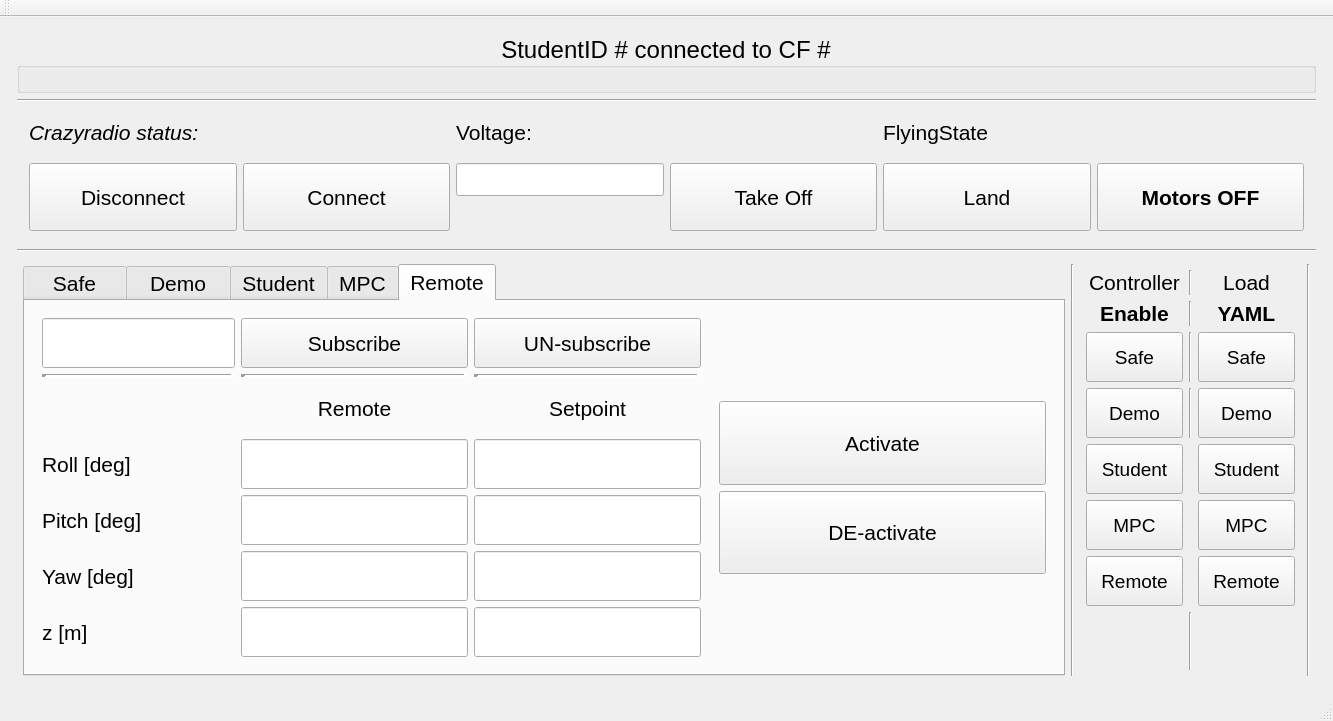
The window that pps_ws/src/d_fall_pps/GUI_Qt/studentGUI/src/MainWindow.ui (alexdidier/rampc-quadrotor) describes before a commit, drawn with Qt 5.
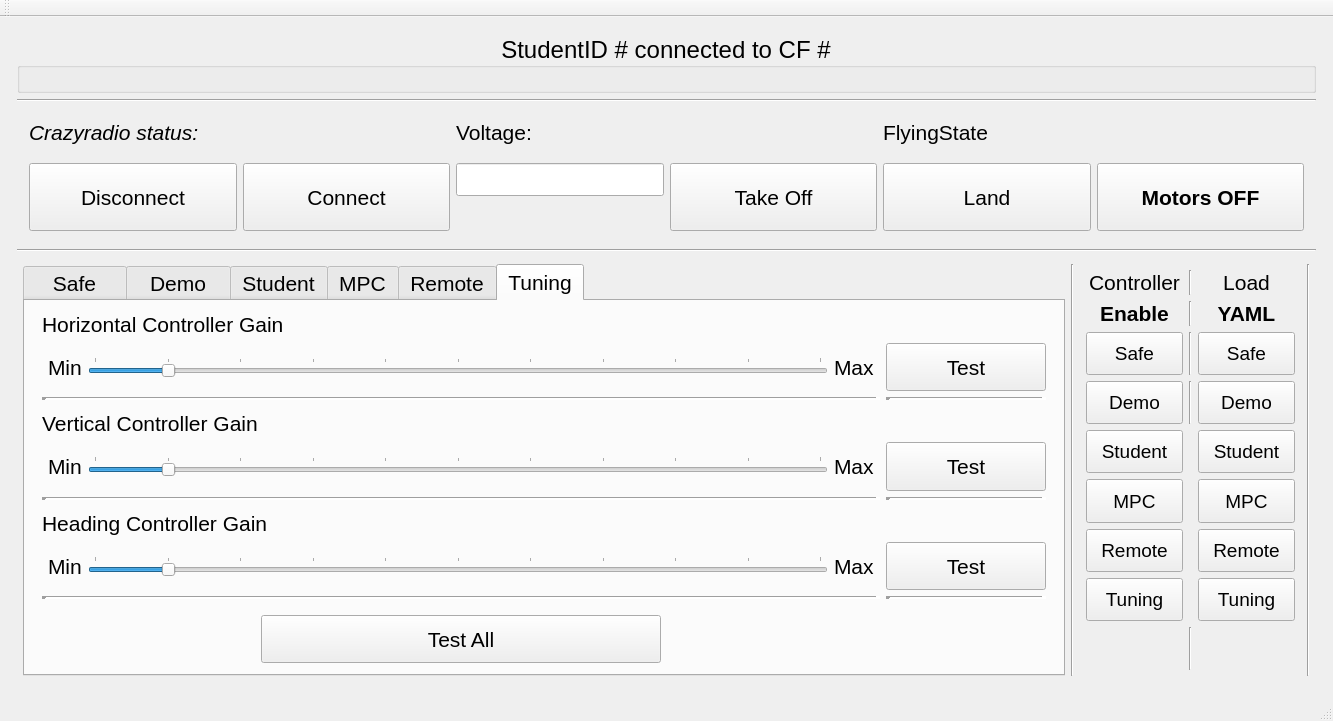
The same window after the commit.

Commit message: Added Tuning Controller to the GUI and created the code, needs to be finished and tested

Diff of the .ui file:
```diff
--- a/pps_ws/src/d_fall_pps/GUI_Qt/studentGUI/src/MainWindow.ui
+++ b/pps_ws/src/d_fall_pps/GUI_Qt/studentGUI/src/MainWindow.ui
@@ -369,7 +369,7 @@
            </font>
           </property>
           <property name="currentIndex">
-           <number>4</number>
+           <number>5</number>
           </property>
           <property name="usesScrollButtons">
            <bool>true</bool>
@@ -2811,6 +2811,397 @@
             </item>
            </layout>
           </widget>
+          <widget class="QWidget" name="tab">
+           <attribute name="title">
+            <string>Tuning</string>
+           </attribute>
+           <layout class="QGridLayout" name="gridLayout_16">
+            <item row="0" column="0">
+             <layout class="QGridLayout" name="gridLayout_15">
+              <property name="leftMargin">
+               <number>6</number>
+              </property>
+              <property name="topMargin">
+               <number>0</number>
+              </property>
+              <property name="rightMargin">
+               <number>6</number>
+              </property>
+              <property name="bottomMargin">
+               <number>0</number>
+              </property>
+              <item row="4" column="0">
+               <widget class="QLabel" name="label_45">
+                <property name="text">
+                 <string>Vertical Controller Gain</string>
+                </property>
+               </widget>
+              </item>
+              <item row="2" column="0">
+               <widget class="Line" name="line_13">
+                <property name="lineWidth">
+                 <number>5</number>
+                </property>
+                <property name="orientation">
+                 <enum>Qt::Horizontal</enum>
+                </property>
+               </widget>
+              </item>
+              <item row="2" column="1">
+               <widget class="Line" name="line_15">
+                <property name="lineWidth">
+                 <number>5</number>
+                </property>
+                <property name="orientation">
+                 <enum>Qt::Horizontal</enum>
+                </property>
+               </widget>
+              </item>
+              <item row="11" column="0">
+               <spacer name="verticalSpacer_4">
+                <property name="orientation">
+                 <enum>Qt::Vertical</enum>
+                </property>
+                <property name="sizeType">
+                 <enum>QSizePolicy::Minimum</enum>
+                </property>
+                <property name="sizeHint" stdset="0">
+                 <size>
+                  <width>20</width>
+                  <height>10</height>
+                 </size>
+                </property>
+               </spacer>
+              </item>
+              <item row="1" column="1">
+               <widget class="QPushButton" name="tuning_test_horizontal_button">
+                <property name="sizePolicy">
+                 <sizepolicy hsizetype="MinimumExpanding" vsizetype="MinimumExpanding">
+                  <horstretch>0</horstretch>
+                  <verstretch>0</verstretch>
+                 </sizepolicy>
+                </property>
+                <property name="maximumSize">
+                 <size>
+                  <width>160</width>
+                  <height>50</height>
+                 </size>
+                </property>
+                <property name="text">
+                 <string>Test</string>
+                </property>
+               </widget>
+              </item>
+              <item row="6" column="1">
+               <widget class="Line" name="line_16">
+                <property name="lineWidth">
+                 <number>5</number>
+                </property>
+                <property name="orientation">
+                 <enum>Qt::Horizontal</enum>
+                </property>
+               </widget>
+              </item>
+              <item row="8" column="0">
+               <widget class="QLabel" name="label_46">
+                <property name="text">
+                 <string>Heading Controller Gain</string>
+                </property>
+               </widget>
+              </item>
+              <item row="12" column="0">
+               <layout class="QHBoxLayout" name="horizontalLayout_10">
+                <property name="leftMargin">
+                 <number>6</number>
+                </property>
+                <property name="topMargin">
+                 <number>0</number>
+                </property>
+                <property name="rightMargin">
+                 <number>6</number>
+                </property>
+                <property name="bottomMargin">
+                 <number>0</number>
+                </property>
+                <item>
+                 <widget class="QPushButton" name="tuning_test_all_button">
+                  <property name="sizePolicy">
+                   <sizepolicy hsizetype="MinimumExpanding" vsizetype="MinimumExpanding">
+                    <horstretch>0</horstretch>
+                    <verstretch>0</verstretch>
+                   </sizepolicy>
+                  </property>
+                  <property name="minimumSize">
+                   <size>
+                    <width>0</width>
+                    <height>0</height>
+                   </size>
+                  </property>
+                  <property name="maximumSize">
+                   <size>
+                    <width>400</width>
+                    <height>50</height>
+                   </size>
+                  </property>
+                  <property name="text">
+                   <string>Test All</string>
+                  </property>
+                 </widget>
+                </item>
+               </layout>
+              </item>
+              <item row="6" column="0">
+               <widget class="Line" name="line_14">
+                <property name="lineWidth">
+                 <number>5</number>
+                </property>
+                <property name="orientation">
+                 <enum>Qt::Horizontal</enum>
+                </property>
+               </widget>
+              </item>
+              <item row="3" column="0">
+               <spacer name="verticalSpacer_5">
+                <property name="orientation">
+                 <enum>Qt::Vertical</enum>
+                </property>
+                <property name="sizeType">
+                 <enum>QSizePolicy::Minimum</enum>
+                </property>
+                <property name="sizeHint" stdset="0">
+                 <size>
+                  <width>20</width>
+                  <height>5</height>
+                 </size>
+                </property>
+               </spacer>
+              </item>
+              <item row="9" column="1">
+               <widget class="QPushButton" name="tuning_test_heading_button">
+                <property name="sizePolicy">
+                 <sizepolicy hsizetype="MinimumExpanding" vsizetype="MinimumExpanding">
+                  <horstretch>0</horstretch>
+                  <verstretch>0</verstretch>
+                 </sizepolicy>
+                </property>
+                <property name="maximumSize">
+                 <size>
+                  <width>160</width>
+                  <height>50</height>
+                 </size>
+                </property>
+                <property name="text">
+                 <string>Test</string>
+                </property>
+               </widget>
+              </item>
+              <item row="0" column="0">
+               <widget class="QLabel" name="label_37">
+                <property name="text">
+                 <string>Horizontal Controller Gain</string>
+                </property>
+                <property name="alignment">
+                 <set>Qt::AlignLeading|Qt::AlignLeft|Qt::AlignVCenter</set>
+                </property>
+               </widget>
+              </item>
+              <item row="5" column="0">
+               <layout class="QHBoxLayout" name="horizontalLayout_4">
+                <property name="leftMargin">
+                 <number>6</number>
+                </property>
+                <property name="rightMargin">
+                 <number>6</number>
+                </property>
+                <item>
+                 <widget class="QLabel" name="label_39">
+                  <property name="text">
+                   <string>Min</string>
+                  </property>
+                 </widget>
+                </item>
+                <item>
+                 <widget class="QSlider" name="tuning_slider_vertical">
+                  <property name="maximum">
+                   <number>1000</number>
+                  </property>
+                  <property name="value">
+                   <number>100</number>
+                  </property>
+                  <property name="tracking">
+                   <bool>false</bool>
+                  </property>
+                  <property name="orientation">
+                   <enum>Qt::Horizontal</enum>
+                  </property>
+                  <property name="tickPosition">
+                   <enum>QSlider::TicksAbove</enum>
+                  </property>
+                  <property name="tickInterval">
+                   <number>100</number>
+                  </property>
+                 </widget>
+                </item>
+                <item>
+                 <widget class="QLabel" name="label_40">
+                  <property name="text">
+                   <string>Max</string>
+                  </property>
+                 </widget>
+                </item>
+               </layout>
+              </item>
+              <item row="5" column="1">
+               <widget class="QPushButton" name="tuning_test_vertical_button">
+                <property name="sizePolicy">
+                 <sizepolicy hsizetype="MinimumExpanding" vsizetype="MinimumExpanding">
+                  <horstretch>0</horstretch>
+                  <verstretch>0</verstretch>
+                 </sizepolicy>
+                </property>
+                <property name="maximumSize">
+                 <size>
+                  <width>160</width>
+                  <height>50</height>
+                 </size>
+                </property>
+                <property name="text">
+                 <string>Test</string>
+                </property>
+               </widget>
+              </item>
+              <item row="7" column="0">
+               <spacer name="verticalSpacer_6">
+                <property name="orientation">
+                 <enum>Qt::Vertical</enum>
+                </property>
+                <property name="sizeType">
+                 <enum>QSizePolicy::Minimum</enum>
+                </property>
+                <property name="sizeHint" stdset="0">
+                 <size>
+                  <width>20</width>
+                  <height>5</height>
+                 </size>
+                </property>
+               </spacer>
+              </item>
+              <item row="9" column="0">
+               <layout class="QHBoxLayout" name="horizontalLayout_6">
+                <property name="leftMargin">
+                 <number>6</number>
+                </property>
+                <property name="rightMargin">
+                 <number>6</number>
+                </property>
+                <item>
+                 <widget class="QLabel" name="label_41">
+                  <property name="text">
+                   <string>Min</string>
+                  </property>
+                 </widget>
+                </item>
+                <item>
+                 <widget class="QSlider" name="tuning_slider_heading">
+                  <property name="maximum">
+                   <number>1000</number>
+                  </property>
+                  <property name="value">
+                   <number>100</number>
+                  </property>
+                  <property name="tracking">
+                   <bool>false</bool>
+                  </property>
+                  <property name="orientation">
+                   <enum>Qt::Horizontal</enum>
+                  </property>
+                  <property name="tickPosition">
+                   <enum>QSlider::TicksAbove</enum>
+                  </property>
+                  <property name="tickInterval">
+                   <number>100</number>
+                  </property>
+                 </widget>
+                </item>
+                <item>
+                 <widget class="QLabel" name="label_42">
+                  <property name="text">
+                   <string>Max</string>
+                  </property>
+                 </widget>
+                </item>
+               </layout>
+              </item>
+              <item row="1" column="0">
+               <layout class="QHBoxLayout" name="horizontalLayout_7">
+                <property name="leftMargin">
+                 <number>6</number>
+                </property>
+                <property name="rightMargin">
+                 <number>6</number>
+                </property>
+                <item>
+                 <widget class="QLabel" name="label_43">
+                  <property name="text">
+                   <string>Min</string>
+                  </property>
+                 </widget>
+                </item>
+                <item>
+                 <widget class="QSlider" name="tuning_slider_horizontal">
+                  <property name="maximum">
+                   <number>1000</number>
+                  </property>
+                  <property name="value">
+                   <number>100</number>
+                  </property>
+                  <property name="tracking">
+                   <bool>false</bool>
+                  </property>
+                  <property name="orientation">
+                   <enum>Qt::Horizontal</enum>
+                  </property>
+                  <property name="tickPosition">
+                   <enum>QSlider::TicksAbove</enum>
+                  </property>
+                  <property name="tickInterval">
+                   <number>100</number>
+                  </property>
+                 </widget>
+                </item>
+                <item>
+                 <widget class="QLabel" name="label_44">
+                  <property name="text">
+                   <string>Max</string>
+                  </property>
+                 </widget>
+                </item>
+               </layout>
+              </item>
+              <item row="10" column="0">
+               <widget class="Line" name="line_17">
+                <property name="lineWidth">
+                 <number>5</number>
+                </property>
+                <property name="orientation">
+                 <enum>Qt::Horizontal</enum>
+                </property>
+               </widget>
+              </item>
+              <item row="10" column="1">
+               <widget class="Line" name="line_18">
+                <property name="lineWidth">
+                 <number>5</number>
+                </property>
+                <property name="orientation">
+                 <enum>Qt::Horizontal</enum>
+                </property>
+               </widget>
+              </item>
+             </layout>
+            </item>
+           </layout>
+          </widget>
          </widget>
         </item>
         <item>
@@ -2834,6 +3225,30 @@
           <property name="bottomMargin">
            <number>6</number>
           </property>
+          <item row="6" column="2">
+           <widget class="QPushButton" name="load_mpc_yaml_button">
+            <property name="sizePolicy">
+             <sizepolicy hsizetype="MinimumExpanding" vsizetype="MinimumExpanding">
+              <horstretch>0</horstretch>
+              <verstretch>0</verstretch>
+             </sizepolicy>
+            </property>
+            <property name="maximumSize">
+             <size>
+              <width>16777215</width>
+              <height>50</height>
+             </size>
+            </property>
+            <property name="font">
+             <font>
+              <pointsize>14</pointsize>
+             </font>
+            </property>
+            <property name="text">
+             <string>MPC</string>
+            </property>
+           </widget>
+          </item>
           <item row="7" column="2">
            <widget class="QPushButton" name="load_remote_yaml_button">
             <property name="sizePolicy">
@@ -3001,7 +3416,7 @@
             </property>
            </widget>
           </item>
-          <item row="8" column="0">
+          <item row="9" column="0">
            <spacer name="verticalSpacer">
             <property name="orientation">
              <enum>Qt::Vertical</enum>
@@ -3109,6 +3524,13 @@
             </property>
            </widget>
           </item>
+          <item row="4" column="1">
+           <widget class="Line" name="line_4">
+            <property name="orientation">
+             <enum>Qt::Vertical</enum>
+            </property>
+           </widget>
+          </item>
           <item row="3" column="1">
            <widget class="Line" name="line_3">
             <property name="orientation">
@@ -3123,20 +3545,6 @@
             </property>
            </widget>
           </item>
-          <item row="4" column="1">
-           <widget class="Line" name="line_4">
-            <property name="orientation">
-             <enum>Qt::Vertical</enum>
-            </property>
-           </widget>
-          </item>
-          <item row="8" column="1">
-           <widget class="Line" name="line_5">
-            <property name="orientation">
-             <enum>Qt::Vertical</enum>
-            </property>
-           </widget>
-          </item>
           <item row="0" column="1">
            <widget class="Line" name="line_7">
             <property name="orientation">
@@ -3144,6 +3552,13 @@
             </property>
            </widget>
           </item>
+          <item row="9" column="1">
+           <widget class="Line" name="line_5">
+            <property name="orientation">
+             <enum>Qt::Vertical</enum>
+            </property>
+           </widget>
+          </item>
           <item row="6" column="0">
            <widget class="QPushButton" name="enable_mpc_controller">
             <property name="sizePolicy">
@@ -3168,30 +3583,6 @@
             </property>
            </widget>
           </item>
-          <item row="6" column="2">
-           <widget class="QPushButton" name="load_mpc_yaml_button">
-            <property name="sizePolicy">
-             <sizepolicy hsizetype="MinimumExpanding" vsizetype="MinimumExpanding">
-              <horstretch>0</horstretch>
-              <verstretch>0</verstretch>
-             </sizepolicy>
-            </property>
-            <property name="maximumSize">
-             <size>
-              <width>16777215</width>
-              <height>50</height>
-             </size>
-            </property>
-            <property name="font">
-             <font>
-              <pointsize>14</pointsize>
-             </font>
-            </property>
-            <property name="text">
-             <string>MPC</string>
-            </property>
-           </widget>
-          </item>
           <item row="7" column="0">
            <widget class="QPushButton" name="enable_remote_controller">
             <property name="sizePolicy">
@@ -3222,6 +3613,54 @@
             </property>
            </widget>
           </item>
+          <item row="8" column="0">
+           <widget class="QPushButton" name="enable_tuning_controller">
+            <property name="sizePolicy">
+             <sizepolicy hsizetype="MinimumExpanding" vsizetype="MinimumExpanding">
+              <horstretch>0</horstretch>
+              <verstretch>0</verstretch>
+             </sizepolicy>
+            </property>
+            <property name="maximumSize">
+             <size>
+              <width>16777215</width>
+              <height>50</height>
+             </size>
+            </property>
+            <property name="font">
+             <font>
+              <pointsize>14</pointsize>
+             </font>
+            </property>
+            <property name="text">
+             <string>Tuning</string>
+            </property>
+           </widget>
+          </item>
+          <item row="8" column="2">
+           <widget class="QPushButton" name="load_tuning_yaml_button">
+            <property name="sizePolicy">
+             <sizepolicy hsizetype="MinimumExpanding" vsizetype="MinimumExpanding">
+              <horstretch>0</horstretch>
+              <verstretch>0</verstretch>
+             </sizepolicy>
+            </property>
+            <property name="maximumSize">
+             <size>
+              <width>16777215</width>
+              <height>50</height>
+             </size>
+            </property>
+            <property name="font">
+             <font>
+              <pointsize>14</pointsize>
+             </font>
+            </property>
+            <property name="text">
+             <string>Tuning</string>
+            </property>
+           </widget>
+          </item>
          </layout>
         </item>
         <item>
```
The commit also changes 11 other files.
